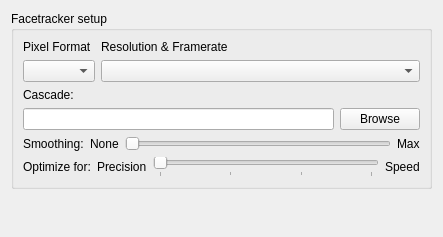
This is src/qt_gui/l_wcft_setup.ui in mavak/linux-track as Qt 5 draws it before an edit. The edited form follows.
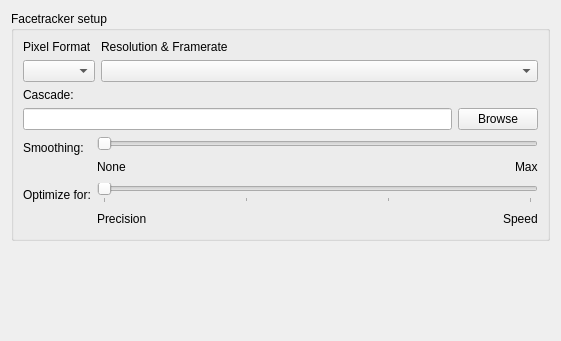
This is the edited form.

```diff
--- a/src/qt_gui/l_wcft_setup.ui
+++ b/src/qt_gui/l_wcft_setup.ui
@@ -6,14 +6,14 @@
    <rect>
     <x>0</x>
     <y>0</y>
-    <width>443</width>
-    <height>237</height>
+    <width>561</width>
+    <height>341</height>
    </rect>
   </property>
   <property name="windowTitle">
    <string>Form</string>
   </property>
-  <layout class="QVBoxLayout" name="verticalLayout_3">
+  <layout class="QVBoxLayout" name="verticalLayout_5">
    <item>
     <widget class="QGroupBox" name="groupBox">
      <property name="title">
@@ -96,14 +96,32 @@
        </layout>
       </item>
       <item>
-       <layout class="QHBoxLayout" name="horizontalLayout_31">
-        <item>
+       <layout class="QFormLayout" name="formLayout">
+        <item row="0" column="0">
          <widget class="QLabel" name="label_5">
           <property name="text">
            <string>Smoothing:</string>
           </property>
          </widget>
         </item>
+        <item row="1" column="0">
+         <widget class="QLabel" name="label_10">
+          <property name="text">
+           <string>Optimize for:</string>
+          </property>
+         </widget>
+        </item>
+        <item row="0" column="1">
+         <layout class="QVBoxLayout" name="verticalLayout_3">
+          <item>
+           <widget class="QSlider" name="ExpFilterFactor">
+            <property name="orientation">
+             <enum>Qt::Horizontal</enum>
+            </property>
+           </widget>
+          </item>
+          <item>
+           <layout class="QHBoxLayout" name="horizontalLayout_2">
         <item>
          <widget class="QLabel" name="label_2">
           <property name="text">
@@ -112,11 +130,17 @@
          </widget>
         </item>
         <item>
-         <widget class="QSlider" name="ExpFilterFactor">
+             <spacer name="horizontalSpacer">
           <property name="orientation">
            <enum>Qt::Horizontal</enum>
           </property>
-         </widget>
+              <property name="sizeHint" stdset="0">
+               <size>
+                <width>40</width>
+                <height>20</height>
+               </size>
+              </property>
+             </spacer>
         </item>
         <item>
          <widget class="QLabel" name="label">
@@ -127,22 +151,10 @@
         </item>
        </layout>
       </item>
-      <item>
-       <layout class="QHBoxLayout" name="horizontalLayout_32">
-        <item>
-         <widget class="QLabel" name="label_10">
-          <property name="text">
-           <string>Optimize for:</string>
-          </property>
-         </widget>
+         </layout>
         </item>
-        <item>
-         <widget class="QLabel" name="label_7">
-          <property name="text">
-           <string>Precision</string>
-          </property>
-         </widget>
-        </item>
+        <item row="1" column="1">
+         <layout class="QVBoxLayout" name="verticalLayout_4">
         <item>
          <widget class="QSlider" name="OptimLevel">
           <property name="maximum">
@@ -163,11 +175,37 @@
          </widget>
         </item>
         <item>
+           <layout class="QHBoxLayout" name="horizontalLayout_3">
+            <item>
+             <widget class="QLabel" name="label_7">
+              <property name="text">
+               <string>Precision</string>
+              </property>
+             </widget>
+            </item>
+            <item>
+             <spacer name="horizontalSpacer_2">
+              <property name="orientation">
+               <enum>Qt::Horizontal</enum>
+              </property>
+              <property name="sizeHint" stdset="0">
+               <size>
+                <width>40</width>
+                <height>20</height>
+               </size>
+              </property>
+             </spacer>
+            </item>
+            <item>
          <widget class="QLabel" name="label_9">
           <property name="text">
            <string>Speed</string>
           </property>
          </widget>
+            </item>
+           </layout>
+          </item>
+         </layout>
         </item>
        </layout>
       </item>
```
Lines whose indentation alone changed are shown as unchanged.
